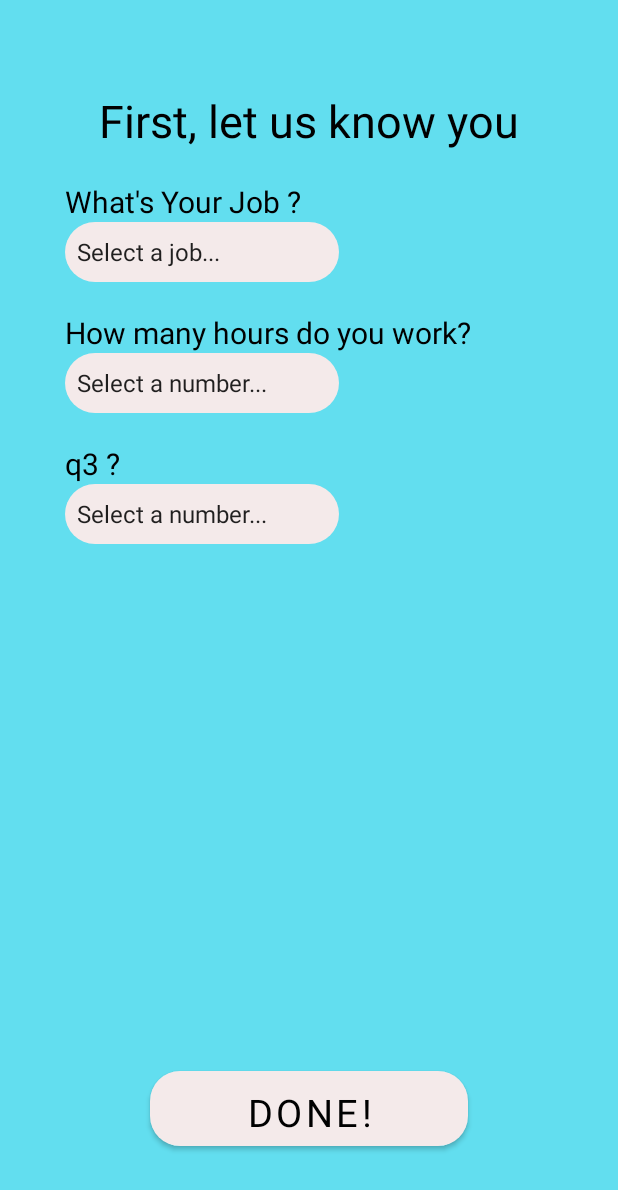
After one commit to aviad198/WorkingDog, an Android app: the HomeActivity3 screen opened directly, with no data from a screen before it, on a phone screen of 412 x 824 dp. The commit adds this screen. Shown: the top 1190 px of the screen. Run offline under Robolectric (Android 15) with nearby library versions, the phone set to English and light mode, and no system bars; Roboto replaces fonts that are not available here.

Commit message:
fix spinner1

```diff
--- a/app/build.gradle
+++ b/app/build.gradle
@@ -105,6 +105,7 @@ dependencies {
 
     // Room and Lifecycle dependencies
     implementation "androidx.room:room-runtime:$version_room"
+    implementation 'androidx.appcompat:appcompat:1.2.0'
     kapt "androidx.room:room-compiler:$version_room"
     implementation "androidx.lifecycle:lifecycle-extensions:$version_lifecycle_extensions"
     kapt 'android.arch.persistence.room:compiler:1.1.1'
--- a/app/src/main/java/com/example/workingdog/HomeActivity.java
+++ b/app/src/main/java/com/example/workingdog/HomeActivity.java
@@ -46,7 +46,7 @@ public class HomeActivity extends AppCompatActivity {
         button.setOnClickListener(new View.OnClickListener(){
             @Override
             public void onClick(View v){
-                openHomeActivity2();
+                openHomeActivity3();
             }
         });
 
@@ -60,9 +60,10 @@ public class HomeActivity extends AppCompatActivity {
 //        },SPLASH_TIME_OUT);
     }
 
-    private void openHomeActivity2() {
-        Intent intent = new Intent(this, MainActivity.class);
+    private void openHomeActivity3() {
+        Intent intent = new Intent(this, HomeActivity3.class);
 
         startActivity(intent);
+        finish();
     }
 }
--- a/app/src/main/java/com/example/workingdog/HomeActivity2.java
+++ b/app/src/main/java/com/example/workingdog/HomeActivity2.java
@@ -19,6 +19,7 @@ public class HomeActivity2 extends AppCompatActivity  {
     protected void onCreate(Bundle savedInstanceState) {
         super.onCreate(savedInstanceState);
         setContentView(R.layout.activity_home2);
+
 //        Spinner spinnerQ1,spinnerQ2,spinnerQ3;
 //        String selectedS1 ,selectedS2 ,selectedS3;
 
@@ -47,7 +48,7 @@ public class HomeActivity2 extends AppCompatActivity  {
         buttonDone.setOnClickListener(new View.OnClickListener() {
             @Override
             public void onClick(View v) {
-              Intent intent = new Intent(HomeActivity2.this, MainActivity.class);
+              Intent intent = new Intent(HomeActivity2.this, HomeActivity3.class);
                startActivity(intent);
 
             }
--- /dev/null
+++ b/app/src/main/java/com/example/workingdog/HomeActivity3.kt
@@ -0,0 +1,96 @@
+package com.example.workingdog
+
+import android.content.Intent
+import android.os.Bundle
+import android.view.Display
+import android.view.View
+import android.widget.*
+import androidx.appcompat.app.AppCompatActivity
+
+class HomeActivity3 : AppCompatActivity(), AdapterView.OnItemSelectedListener {
+    lateinit var spinner1: Spinner
+    lateinit var spinner2: Spinner
+    lateinit var spinner3: Spinner
+    lateinit var button: Button
+
+    override fun onCreate(savedInstanceState: Bundle?) {
+
+        super.onCreate(savedInstanceState)
+        setContentView(R.layout.activity_home3)
+        var text1: String
+        spinner1 = findViewById(R.id.job_spinner) as Spinner
+        spinner2 = findViewById(R.id.num0_24_spinner) as Spinner
+        spinner3 = findViewById(R.id.q3_spinner) as Spinner
+        button = findViewById(R.id.buttonDone)
+        // Create an ArrayAdapter using the string array and a default spinner layout
+        ArrayAdapter.createFromResource(
+            this,
+            R.array.jobs,
+            android.R.layout.simple_spinner_item
+        ).also { adapter ->
+            // Specify the layout to use when the list of choices appears
+            adapter.setDropDownViewResource(android.R.layout.simple_spinner_dropdown_item)
+            // Apply the adapter to the spinner
+            spinner1.adapter = adapter
+            spinner1.onItemSelectedListener =this
+        }
+        // Create an ArrayAdapter using the string array and a default spinner layout
+        ArrayAdapter.createFromResource(
+            this,
+            R.array.numbers0_24,
+            android.R.layout.simple_spinner_item
+        ).also { adapter ->
+            // Specify the layout to use when the list of choices appears
+            adapter.setDropDownViewResource(android.R.layout.simple_spinner_dropdown_item)
+            // Apply the adapter to the spinner
+            spinner2.adapter = adapter
+            spinner3.adapter = adapter
+            spinner2.onItemSelectedListener =this
+            spinner3.onItemSelectedListener =this
+        }
+
+
+
+//        spinner1.onItemSelectedListener = object :
+//            AdapterView.OnItemSelectedListener {
+//            override fun onItemSelected(parent: AdapterView<*>,
+//                                        view: View, position: Int, id: Long) {
+//                text1 = spinner1.getSelectedItem().toString()
+//                Toast.makeText(applicationContext,text1,Toast.LENGTH_SHORT).show()
+//            }
+//
+//            override fun onNothingSelected(parent: AdapterView<*>) {
+//                // write code to perform some action
+//            }
+//        }
+
+        button.setOnClickListener{
+            fun onClick(v: View?) {
+
+                    val intent = Intent(this,MainActivity::class.java)
+                    startActivity(intent)
+
+            }
+        }
+
+
+
+
+    }
+
+    override fun onNothingSelected(parent: AdapterView<*>?) {
+        TODO("Not yet implemented")
+    }
+
+    override fun onItemSelected(parent: AdapterView<*>?, view: View?, position: Int, id: Long) {
+        var text1: String
+        when (parent?.id){
+            R.id.job_spinner->text1 = spinner1.getSelectedItem().toString()
+            R.id.num0_24_spinner->text1 = spinner1.getSelectedItem().toString()
+            R.id.q3_spinner->text1 = spinner1.getSelectedItem().toString()
+            else -> {text1= view?.id.toString()
+            }
+        }
+        Toast.makeText(applicationContext, text1, Toast.LENGTH_SHORT).show();
+    }
+}
--- a/app/src/main/res/layout/activity_home.xml
+++ b/app/src/main/res/layout/activity_home.xml
@@ -20,20 +20,21 @@
 
         <TextView
             android:id="@+id/titleWelcome"
-            android:layout_width="wrap_content"
-            android:layout_height="wrap_content"
+            android:layout_width="395dp"
+            android:layout_height="90dp"
             android:layout_alignParentStart="true"
             android:layout_alignParentTop="true"
             android:layout_alignParentEnd="true"
             android:layout_alignParentBottom="true"
-            android:layout_marginStart="1dp"
-            android:layout_marginTop="25dp"
-            android:layout_marginEnd="-1dp"
-            android:layout_marginBottom="501dp"
+            android:layout_marginStart="5dp"
+            android:layout_marginTop="40dp"
+            android:layout_marginEnd="11dp"
+            android:layout_marginBottom="529dp"
             android:fontFamily="@font/roboto"
             android:text="@string/titleWelcome"
+            android:textAlignment="center"
             android:textColor="#0B4325"
-            android:textSize="40sp"
+            android:textSize="35sp"
             app:layout_constraintBottom_toTopOf="@+id/summaryApp"
             app:layout_constraintEnd_toEndOf="parent"
             app:layout_constraintHorizontal_bias="0.562"
@@ -56,7 +57,7 @@
             android:text="@string/SummaryApp"
             android:textAlignment="center"
             android:textColor="@color/black"
-            android:textSize="27sp"
+            android:textSize="25sp"
             app:layout_constraintBottom_toTopOf="@+id/buttonLetsGetStarted"
             app:layout_constraintEnd_toEndOf="parent"
             app:layout_constraintHorizontal_bias="0.533"
@@ -70,10 +71,10 @@
             android:layout_alignParentTop="true"
             android:layout_alignParentEnd="true"
             android:layout_alignParentBottom="true"
-            android:layout_marginStart="16dp"
-            android:layout_marginTop="277dp"
-            android:layout_marginEnd="11dp"
-            android:layout_marginBottom="64dp"
+            android:layout_marginStart="18dp"
+            android:layout_marginTop="279dp"
+            android:layout_marginEnd="9dp"
+            android:layout_marginBottom="62dp"
             app:layout_constraintBottom_toBottomOf="parent"
             app:layout_constraintEnd_toEndOf="parent"
             app:layout_constraintStart_toStartOf="parent"
--- /dev/null
+++ b/app/src/main/res/layout/activity_home3.xml
@@ -0,0 +1,144 @@
+<?xml version="1.0" encoding="utf-8"?>
+<androidx.constraintlayout.widget.ConstraintLayout xmlns:android="http://schemas.android.com/apk/res/android"
+    xmlns:app="http://schemas.android.com/apk/res-auto"
+    xmlns:tools="http://schemas.android.com/tools"
+    android:layout_width="match_parent"
+    android:layout_height="match_parent"
+    tools:context=".HomeActivity3">
+
+    <RelativeLayout
+        android:layout_width="match_parent"
+        android:layout_height="match_parent"
+        android:background="@color/colorApp"
+        android:padding="30dp"
+        app:layout_constraintBottom_toBottomOf="parent"
+        app:layout_constraintEnd_toEndOf="parent"
+        app:layout_constraintHorizontal_bias="0.0"
+        app:layout_constraintStart_toStartOf="parent"
+        app:layout_constraintTop_toTopOf="parent"
+        app:layout_constraintVertical_bias="0.0">
+
+        <TextView
+            android:id="@+id/titelHome2"
+            android:layout_width="wrap_content"
+            android:layout_height="wrap_content"
+            android:layout_alignParentTop="true"
+            android:layout_centerHorizontal="true"
+            android:layout_marginTop="30dp"
+            android:text="@string/first_let_us_know_you"
+            android:textSize="30sp"
+            android:textColor="@color/black"/>
+
+        <TextView
+            android:id="@+id/q1"
+            android:layout_width="298dp"
+            android:layout_height="wrap_content"
+            android:layout_below="@+id/titelHome2"
+            android:layout_alignParentStart="true"
+            android:layout_alignParentEnd="true"
+            android:layout_marginStart="13dp"
+            android:layout_marginEnd="69dp"
+            android:paddingTop="20dp"
+            android:text="@string/what_s_your_job"
+            android:textColor="@color/black"
+            android:textSize="20sp" />
+
+        <Spinner
+            android:id="@+id/job_spinner"
+            android:layout_width="195dp"
+            android:layout_height="40dp"
+            android:layout_below="@+id/q1"
+            android:layout_alignParentStart="true"
+            android:layout_alignParentEnd="true"
+            android:layout_marginStart="13dp"
+            android:layout_marginEnd="156dp"
+            android:autofillHints="select job"
+            android:background="@drawable/rounded_corners"
+            android:entries="@array/jobs"
+            android:textColor="@color/black" />
+
+        <TextView
+            android:id="@+id/q2"
+            android:layout_width="363dp"
+            android:layout_height="wrap_content"
+            android:layout_below="@+id/job_spinner"
+            android:layout_alignParentStart="true"
+            android:layout_alignParentEnd="true"
+            android:layout_marginStart="13dp"
+            android:layout_marginEnd="5dp"
+            android:paddingTop="20dp"
+            android:text="@string/how_many_hours_do_you_work"
+            android:textColor="@color/black"
+            android:textSize="20sp" />
+
+        <Spinner
+            android:id="@+id/num0_24_spinner"
+            android:layout_width="195dp"
+            android:layout_height="40dp"
+            android:layout_below="@+id/q2"
+            android:layout_alignParentStart="true"
+            android:layout_alignParentEnd="true"
+            android:layout_marginStart="13dp"
+            android:layout_marginEnd="156dp"
+            android:background="@drawable/rounded_corners"
+            android:entries="@array/numbers0_24"
+            android:textColor="@color/black" />
+
+        <TextView
+            android:id="@+id/q3"
+            android:layout_width="wrap_content"
+            android:layout_height="wrap_content"
+            android:layout_below="@+id/num0_24_spinner"
+            android:layout_alignParentStart="true"
+            android:layout_alignParentEnd="true"
+            android:layout_marginStart="13dp"
+            android:layout_marginEnd="212dp"
+            android:paddingTop="20dp"
+            android:text="q3 ?"
+            android:textColor="@color/black"
+            android:textSize="20sp" />
+
+        <Spinner
+            android:id="@+id/q3_spinner"
+            android:layout_width="195dp"
+            android:layout_height="40dp"
+            android:layout_below="@+id/q3"
+            android:layout_alignParentStart="true"
+            android:layout_alignParentEnd="true"
+            android:layout_marginStart="13dp"
+            android:layout_marginEnd="156dp"
+            android:background="@drawable/rounded_corners"
+            android:entries="@array/numbers0_24"
+            android:textColor="@color/black" />
+
+        <!--        <SeekBar-->
+        <!--            android:id="@+id/seekBar"-->
+        <!--            style="@style/Widget.AppCompat.SeekBar.Discrete"-->
+        <!--            android:layout_width="315dp"-->
+        <!--            android:layout_height="40dp"-->
+        <!--            android:layout_below="@id/q3_spinner"-->
+        <!--            android:layout_marginTop="41dp"-->
+        <!--            android:background="@drawable/rounded_corners"-->
+        <!--            android:max="24"-->
+        <!--            android:min="0"-->
+        <!--            android:progress="8" />-->
+
+        <Button
+            android:id="@+id/buttonDone"
+            android:layout_width="200dp"
+            android:layout_height="50dp"
+            android:layout_alignParentStart="true"
+            android:layout_alignParentEnd="true"
+            android:layout_alignParentBottom="true"
+            android:layout_centerHorizontal="true"
+            android:layout_marginStart="70dp"
+            android:layout_marginEnd="70dp"
+            android:layout_marginBottom="30dp"
+            android:background="@drawable/rounded_corners"
+            android:text="@string/done"
+            android:textColor="@color/black"
+            android:textSize="25sp" />
+
+
+    </RelativeLayout>
+</androidx.constraintlayout.widget.ConstraintLayout>
--- a/app/src/main/res/layout/fragment_activity_tracker.xml
+++ b/app/src/main/res/layout/fragment_activity_tracker.xml
@@ -28,8 +28,9 @@ xmlns:tools="http://schemas.android.com/tools">
         android:layout_marginTop="44dp"
         android:layout_marginEnd="8dp"
         android:onClick="@{() ->  activityTrackerViewModel.startStopTracking()}"
-        android:text="Start/Stop"
-        android:textColor="#000000"
+        android:text="@string/StartStop"
+        android:textColor="@color/black"
+        android:background="@drawable/rounded_corners"
         app:layout_constraintBottom_toTopOf="@+id/textView"
         app:layout_constraintEnd_toEndOf="parent"
         app:layout_constraintHorizontal_bias="0.496"
--- a/app/src/main/res/navigation/navigation.xml
+++ b/app/src/main/res/navigation/navigation.xml
@@ -17,26 +17,6 @@
 <!--            app:enterAnim="@anim/slide_in_right"-->
 <!--            app:popEnterAnim="@anim/slide_in_right" />-->
     </fragment>
-    <activity
-        android:id="@+id/homeActivity"
-        android:name="com.example.workingdog.HomeActivity"
-        android:label="activity_home"
-        tools:layout="@layout/activity_home" >
-        <action
-            android:id="@+id/action_homeActivity_to_homeActivity2"
-            app:destination="@id/homeActivity2"
-            app:popUpTo="@id/activity_tracker_fragment" />
-    </activity>
-    <activity
-        android:id="@+id/homeActivity2"
-        android:name="com.example.workingdog.HomeActivity2"
-        android:label="activity_home2"
-        tools:layout="@layout/activity_home2" >
-        <action
-            android:id="@+id/action_homeActivity2_to_activity_tracker_fragment"
-            app:destination="@id/activity_tracker_fragment"
-            app:popUpTo="@id/activity_tracker_fragment" />
-    </activity>
 
     <!--    <fragment-->
 <!--        android:id="@+id/sleep_quality_fragment"-->
--- a/app/src/main/res/values/strings.xml
+++ b/app/src/main/res/values/strings.xml
@@ -15,7 +15,7 @@
     <string name="SummaryApp">"Gain back control of your life. Working Dog will help you to balance the time you out to work so that you wont be over stressed"</string>
     <string name="titleWelcome">Control your working-life balance</string>
     <string name="LetsGetStarted">Lets Get Started</string>
-
+    <string name="StartStop">Start/Stop</string>
 
 
     <string name="first_let_us_know_you">First, let us know you</string>
@@ -57,7 +57,6 @@
     </string-array>
 
 
-
     <!-- Day quality strings -->
     <string name="how_was_hour_sleep">How was your sleep?</string>
     <string name="zero_very_bad">Very bad</string>
--- a/app/src/main/res/values/themes.xml
+++ b/app/src/main/res/values/themes.xml
@@ -3,7 +3,7 @@
     <style name="Theme.WorkingDog" parent="Theme.MaterialComponents.DayNight.NoActionBar">
         <!-- Primary brand color. -->
         <item name="colorPrimary">@color/colorBackgroundButton</item>
-        <item name="colorPrimaryVariant">@color/purple_700</item>
+        <item name="colorPrimaryVariant">@color/black</item>
         <item name="colorOnPrimary">@color/white</item>
         <!-- Secondary brand color. -->
         <item name="colorSecondary">@color/teal_200</item>
```
Also changed, not shown: app/src/main/AndroidManifest.xml (+5 -4 lines).
